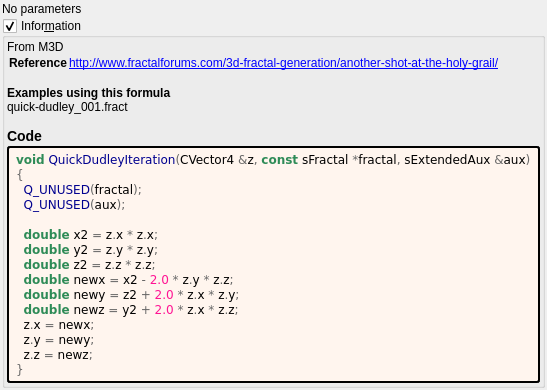
This is mandelbulber2/formula/ui/quick_dudley.ui in buddhi1980/mandelbulber2 as Qt 5 draws it before an edit. The edited form follows.
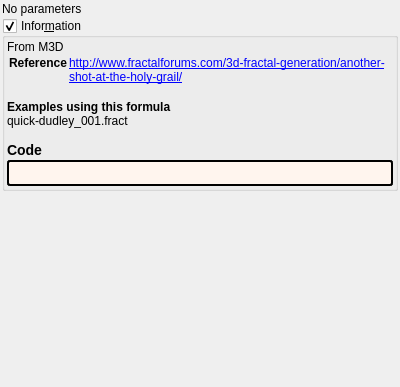
This is the edited form. Custom widgets are drawn as their Qt base class.

Patch:
```diff
--- a/mandelbulber2/formula/ui/quick_dudley.ui
+++ b/mandelbulber2/formula/ui/quick_dudley.ui
@@ -89,24 +89,7 @@
          <string notr="true">border-style: outset; border-width: 2px; border-radius: 3px; border-color: black; background-color: #fff5ee; padding: 4px;</string>
         </property>
         <property name="text">
-         <string notr="true">&lt;body style=&quot;background-color:#fff5ee&quot;&gt;
-&lt;pre style=&quot;color:#000000; background-color:#fff5ee;  font-family:'Courier New',monospace;&quot;&gt;&lt;span style=&quot;color:#2e8b57; font-weight:bold&quot;&gt;void&lt;/span&gt; &lt;span style=&quot;color:#00008f&quot;&gt;QuickDudleyIteration&lt;/span&gt;&lt;span style=&quot;color:#676767&quot;&gt;(&lt;/span&gt;CVector4 &lt;span style=&quot;color:#676767&quot;&gt;&amp;amp;&lt;/span&gt;z&lt;span style=&quot;color:#676767&quot;&gt;,&lt;/span&gt; &lt;span style=&quot;color:#2e8b57; font-weight:bold&quot;&gt;const&lt;/span&gt; sFractal &lt;span style=&quot;color:#676767&quot;&gt;*&lt;/span&gt;fractal&lt;span style=&quot;color:#676767&quot;&gt;,&lt;/span&gt; sExtendedAux &lt;span style=&quot;color:#676767&quot;&gt;&amp;amp;&lt;/span&gt;aux&lt;span style=&quot;color:#676767&quot;&gt;)&lt;/span&gt;
-&lt;span style=&quot;color:#676767&quot;&gt;{&lt;/span&gt;
-  &lt;span style=&quot;color:#00008f&quot;&gt;Q_UNUSED&lt;/span&gt;&lt;span style=&quot;color:#676767&quot;&gt;(&lt;/span&gt;fractal&lt;span style=&quot;color:#676767&quot;&gt;);&lt;/span&gt;
-  &lt;span style=&quot;color:#00008f&quot;&gt;Q_UNUSED&lt;/span&gt;&lt;span style=&quot;color:#676767&quot;&gt;(&lt;/span&gt;aux&lt;span style=&quot;color:#676767&quot;&gt;);&lt;/span&gt;
-
-  &lt;span style=&quot;color:#2e8b57; font-weight:bold&quot;&gt;double&lt;/span&gt; x2 &lt;span style=&quot;color:#676767&quot;&gt;=&lt;/span&gt; z&lt;span style=&quot;color:#676767&quot;&gt;.&lt;/span&gt;x &lt;span style=&quot;color:#676767&quot;&gt;*&lt;/span&gt; z&lt;span style=&quot;color:#676767&quot;&gt;.&lt;/span&gt;x&lt;span style=&quot;color:#676767&quot;&gt;;&lt;/span&gt;
-  &lt;span style=&quot;color:#2e8b57; font-weight:bold&quot;&gt;double&lt;/span&gt; y2 &lt;span style=&quot;color:#676767&quot;&gt;=&lt;/span&gt; z&lt;span style=&quot;color:#676767&quot;&gt;.&lt;/span&gt;y &lt;span style=&quot;color:#676767&quot;&gt;*&lt;/span&gt; z&lt;span style=&quot;color:#676767&quot;&gt;.&lt;/span&gt;y&lt;span style=&quot;color:#676767&quot;&gt;;&lt;/span&gt;
-  &lt;span style=&quot;color:#2e8b57; font-weight:bold&quot;&gt;double&lt;/span&gt; z2 &lt;span style=&quot;color:#676767&quot;&gt;=&lt;/span&gt; z&lt;span style=&quot;color:#676767&quot;&gt;.&lt;/span&gt;z &lt;span style=&quot;color:#676767&quot;&gt;*&lt;/span&gt; z&lt;span style=&quot;color:#676767&quot;&gt;.&lt;/span&gt;z&lt;span style=&quot;color:#676767&quot;&gt;;&lt;/span&gt;
-  &lt;span style=&quot;color:#2e8b57; font-weight:bold&quot;&gt;double&lt;/span&gt; newx &lt;span style=&quot;color:#676767&quot;&gt;=&lt;/span&gt; x2 &lt;span style=&quot;color:#676767&quot;&gt;-&lt;/span&gt; &lt;span style=&quot;color:#ff1493&quot;&gt;2.0&lt;/span&gt; &lt;span style=&quot;color:#676767&quot;&gt;*&lt;/span&gt; z&lt;span style=&quot;color:#676767&quot;&gt;.&lt;/span&gt;y &lt;span style=&quot;color:#676767&quot;&gt;*&lt;/span&gt; z&lt;span style=&quot;color:#676767&quot;&gt;.&lt;/span&gt;z&lt;span style=&quot;color:#676767&quot;&gt;;&lt;/span&gt;
-  &lt;span style=&quot;color:#2e8b57; font-weight:bold&quot;&gt;double&lt;/span&gt; newy &lt;span style=&quot;color:#676767&quot;&gt;=&lt;/span&gt; z2 &lt;span style=&quot;color:#676767&quot;&gt;+&lt;/span&gt; &lt;span style=&quot;color:#ff1493&quot;&gt;2.0&lt;/span&gt; &lt;span style=&quot;color:#676767&quot;&gt;*&lt;/span&gt; z&lt;span style=&quot;color:#676767&quot;&gt;.&lt;/span&gt;x &lt;span style=&quot;color:#676767&quot;&gt;*&lt;/span&gt; z&lt;span style=&quot;color:#676767&quot;&gt;.&lt;/span&gt;y&lt;span style=&quot;color:#676767&quot;&gt;;&lt;/span&gt;
-  &lt;span style=&quot;color:#2e8b57; font-weight:bold&quot;&gt;double&lt;/span&gt; newz &lt;span style=&quot;color:#676767&quot;&gt;=&lt;/span&gt; y2 &lt;span style=&quot;color:#676767&quot;&gt;+&lt;/span&gt; &lt;span style=&quot;color:#ff1493&quot;&gt;2.0&lt;/span&gt; &lt;span style=&quot;color:#676767&quot;&gt;*&lt;/span&gt; z&lt;span style=&quot;color:#676767&quot;&gt;.&lt;/span&gt;x &lt;span style=&quot;color:#676767&quot;&gt;*&lt;/span&gt; z&lt;span style=&quot;color:#676767&quot;&gt;.&lt;/span&gt;z&lt;span style=&quot;color:#676767&quot;&gt;;&lt;/span&gt;
-  z&lt;span style=&quot;color:#676767&quot;&gt;.&lt;/span&gt;x &lt;span style=&quot;color:#676767&quot;&gt;=&lt;/span&gt; newx&lt;span style=&quot;color:#676767&quot;&gt;;&lt;/span&gt;
-  z&lt;span style=&quot;color:#676767&quot;&gt;.&lt;/span&gt;y &lt;span style=&quot;color:#676767&quot;&gt;=&lt;/span&gt; newy&lt;span style=&quot;color:#676767&quot;&gt;;&lt;/span&gt;
-  z&lt;span style=&quot;color:#676767&quot;&gt;.&lt;/span&gt;z &lt;span style=&quot;color:#676767&quot;&gt;=&lt;/span&gt; newz&lt;span style=&quot;color:#676767&quot;&gt;;&lt;/span&gt;
-&lt;span style=&quot;color:#676767&quot;&gt;}&lt;/span&gt;
-&lt;/pre&gt;
-&lt;/body&gt;</string>
+         <string notr="true"></string>
         </property>
         <property name="wordWrap">
          <bool>true</bool>
```
